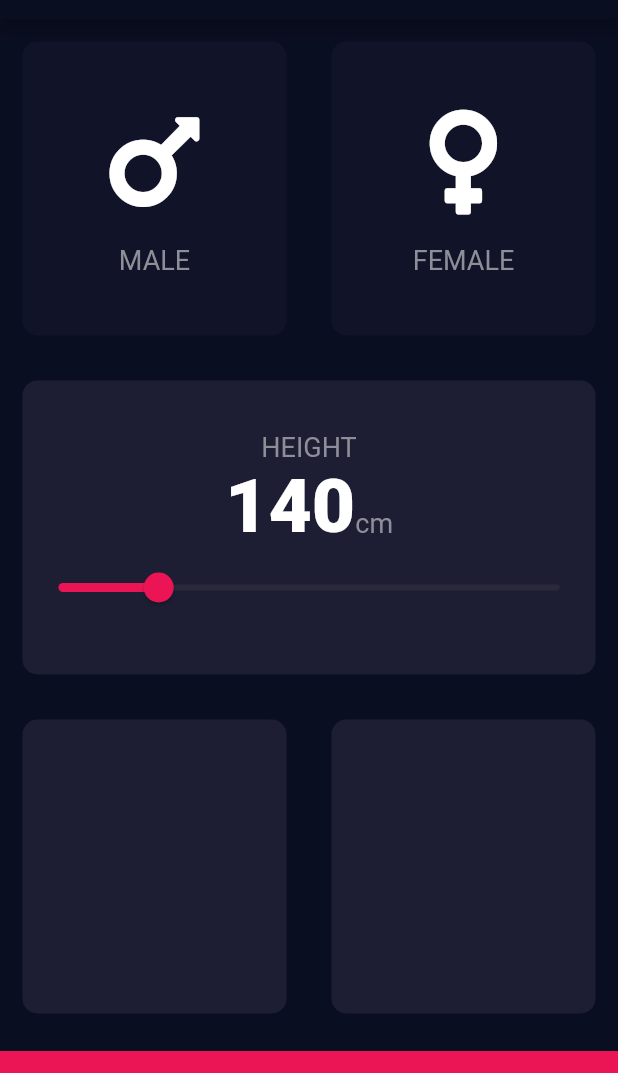
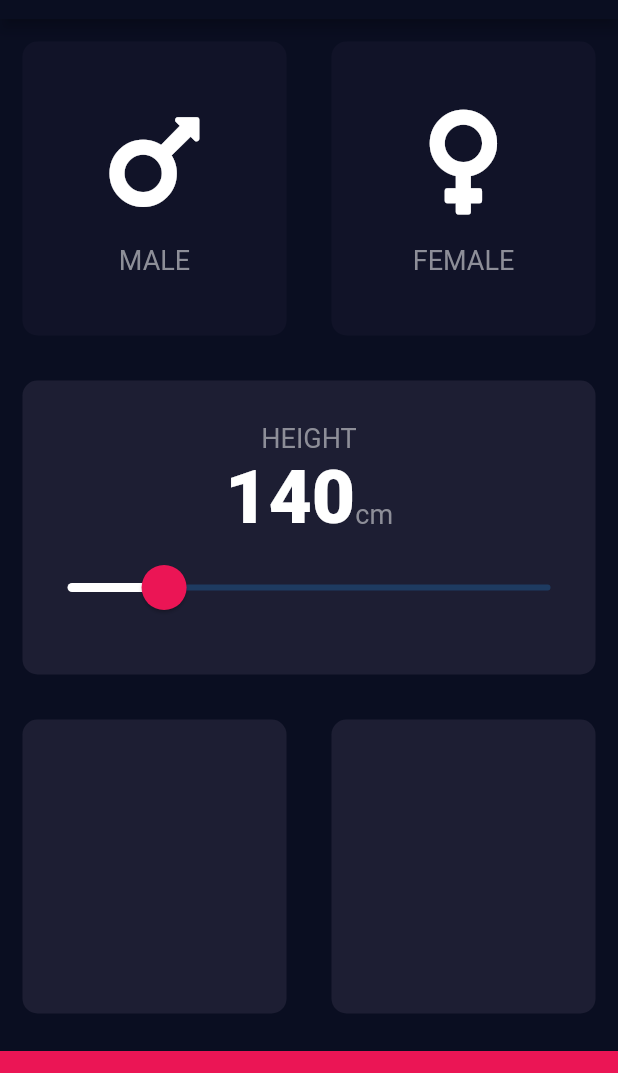
Before and after one commit to Bygaga63/bmi_calculator-flutter, a Flutter app: the screen it shows after launch, on a phone screen of 412 x 824 dp, the part 65-1138 px from its top. Run offline on Flutter 3.47's test engine with Material 2 defaults, Android fonts, the phone set to English and light mode, and no system bars; our stand-ins replace font_awesome_flutter.

Commit message:
add slider theme

```diff
--- a/lib/configuration/app_theme.dart
+++ b/lib/configuration/app_theme.dart
@@ -1,6 +1,17 @@
 import 'package:flutter/material.dart';
 
-ThemeData themeConfiguration() => ThemeData.dark().copyWith(
+ThemeData themeConfiguration(context) => ThemeData.dark().copyWith(
       primaryColor: Color(0xFF0A0E21),
       scaffoldBackgroundColor: Color(0xFF0A0E21),
+      sliderTheme: SliderTheme.of(context).copyWith(
+          inactiveTickMarkColor: Color(0xFF8DE98),
+          overlayColor: Color(0x29EB1555),
+          activeTrackColor: Colors.white,
+          thumbColor: Color(0xFFEB1555),
+          thumbShape: RoundSliderThumbShape(
+            enabledThumbRadius: 15.0,
+          ),
+          overlayShape: RoundSliderOverlayShape(
+            overlayRadius: 30.0,
+          )),
     );
--- a/lib/input_page.dart
+++ b/lib/input_page.dart
@@ -97,8 +97,6 @@ class _InputPageState extends State<InputPage> {
                     value: height,
                     min: 120.0,
                     max: 220.0,
-                    activeColor: Color(0xFFEB1555),
-                    inactiveColor: Color(0xFF8DE98),
                   ),
                 ],
               ),
--- a/lib/main.dart
+++ b/lib/main.dart
@@ -8,7 +8,7 @@ class BMICalculator extends StatelessWidget {
   @override
   Widget build(BuildContext context) {
     return MaterialApp(
-      theme: themeConfiguration(),
+      theme: themeConfiguration(context),
       home: InputPage(),
     );
   }
```
